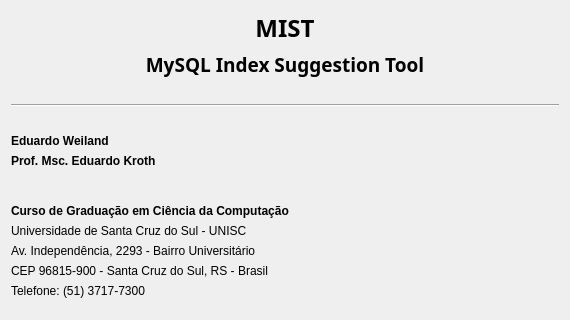
eduardoweiland/mist, file ui/aboutdialog.ui: the form before one commit.
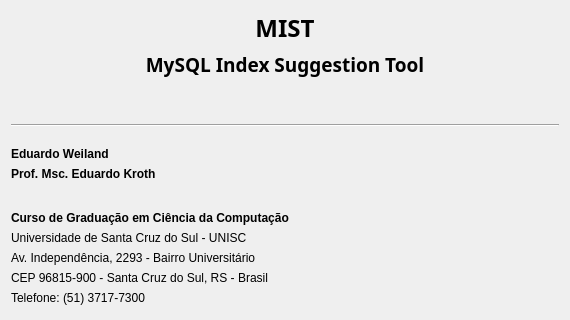
The form after the commit. Icons and pictures are not drawn.

What changed in the file:
```diff
--- a/ui/aboutdialog.ui
+++ b/ui/aboutdialog.ui
@@ -81,6 +81,13 @@
      </property>
     </widget>
    </item>
+   <item>
+    <widget class="QLabel" name="mysqlVersion">
+     <property name="alignment">
+      <set>Qt::AlignCenter</set>
+     </property>
+    </widget>
+   </item>
    <item>
     <widget class="Line" name="line">
      <property name="orientation">
```
